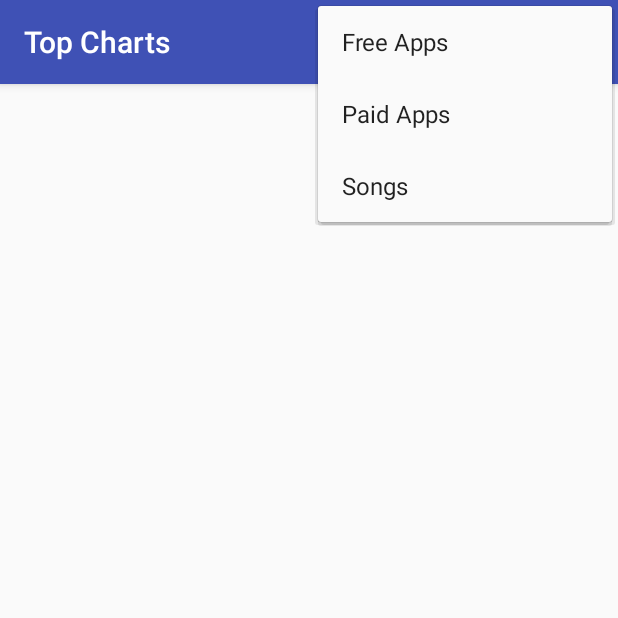
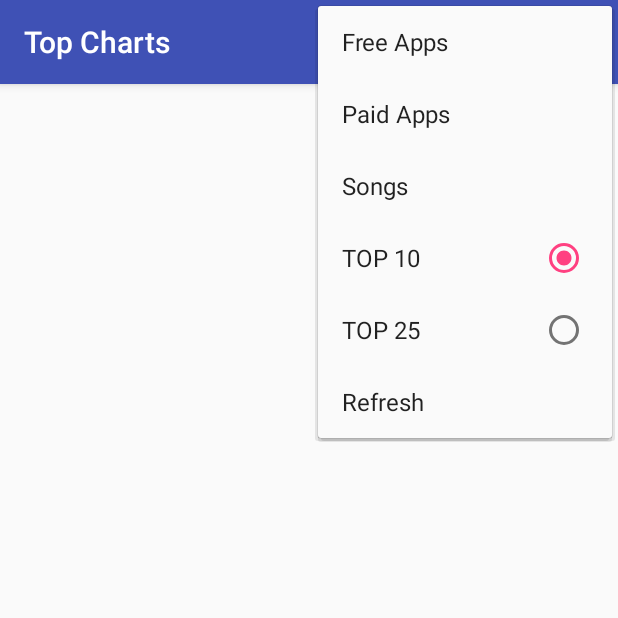
Before and after one commit to gongchenpsvm/TopCharts, an Android app: the screen it shows after launch (MainActivity), with the options menu open, on a phone screen of 412 x 824 dp, the top half of it. Run offline under Robolectric (Android 15) with nearby library versions, the phone set to English and light mode, and no system bars.

Commit message:
Implement a group at menu, add check to prevent repeated download, and add data preservation

```diff
--- a/app/src/main/java/chen/gong/topcharts/MainActivity.java
+++ b/app/src/main/java/chen/gong/topcharts/MainActivity.java
@@ -19,6 +19,11 @@ import java.net.URL;
 public class MainActivity extends AppCompatActivity {
     private static final String TAG = "MainActivity";
     private ListView listApps;
+    private String feedUrl = "http://ax.itunes.apple.com/WebObjects/MZStoreServices.woa/ws/RSS/topfreeapplications/limit=%d/xml";
+    private int feedLimit = 10;
+    private String feedCachedUrl = "INVALIDATED";
+    public static final String STATE_URL = "feedUrl";
+    public static final String STATE_LIMIT = "feedLimit";
 
     @Override
     protected void onCreate(Bundle savedInstanceState) {
@@ -30,41 +35,74 @@ public class MainActivity extends AppCompatActivity {
 //        downloadData.execute("http://ax.itunes.apple.com/WebObjects/MZStoreServices.woa/ws/RSS/toppaidapplications/limit=10/xml");
 //        //Pass to doInBackground() and downloadXML()
 //        Log.d(TAG,"onCreate:done");//NOTE print before downloadData above finished
-        downloadUrl("http://ax.itunes.apple.com/WebObjects/MZStoreServices.woa/ws/RSS/topfreeapplications/limit=10/xml");
+        if (savedInstanceState != null){//If opened before, retrieve
+            feedUrl = savedInstanceState.getString(STATE_URL);
+            feedLimit = savedInstanceState.getInt(STATE_LIMIT);
+        }
+        downloadUrl(String.format(feedUrl,feedLimit));
     }
 
     @Override
     public boolean onCreateOptionsMenu(Menu menu) {
         getMenuInflater().inflate(R.menu.feeds_menu, menu);
+        if (feedLimit == 10){
+            menu.findItem(R.id.menu10).setChecked(true);
+        } else{
+            menu.findItem(R.id.menu25).setChecked(true);
+        }
         return true;
     }
 
     @Override
     public boolean onOptionsItemSelected(MenuItem item) {
         int id = item.getItemId();
-        String feedUrl;
+//        String feedUrl;
         switch (id){
             case R.id.menuFree:
-                feedUrl = "http://ax.itunes.apple.com/WebObjects/MZStoreServices.woa/ws/RSS/topfreeapplications/limit=10/xml";
+                feedUrl = "http://ax.itunes.apple.com/WebObjects/MZStoreServices.woa/ws/RSS/topfreeapplications/limit=%d/xml";
                 break;
             case R.id.menuPaid:
-                feedUrl = "http://ax.itunes.apple.com/WebObjects/MZStoreServices.woa/ws/RSS/toppaidapplications/limit=10/xml";
+                feedUrl = "http://ax.itunes.apple.com/WebObjects/MZStoreServices.woa/ws/RSS/toppaidapplications/limit=%d/xml";
                 break;
             case R.id.menuSongs:
-                feedUrl = "http://ax.itunes.apple.com/WebObjects/MZStoreServices.woa/ws/RSS/topsongs/limit=10/xml";
+                feedUrl = "http://ax.itunes.apple.com/WebObjects/MZStoreServices.woa/ws/RSS/topsongs/limit=%d/xml";
+                break;
+            case R.id.menu10:
+            case R.id.menu25:
+                if (!item.isChecked()){
+                    item.setChecked(true);
+                    feedLimit = 35 - feedLimit;
+                    Log.d(TAG, "onOptionsItemSelected: " + item.getTitle() + " setting feedLimit to " + feedLimit);
+                } else {
+                    Log.d(TAG, "onOptionsItemSelected: " + item.getTitle() + " feedLimit unchanged ");
+                }
+                break;
+            case R.id.menuRefresh:
+                feedCachedUrl = "INVALIDATED";
                 break;
             default:
                 return super.onOptionsItemSelected(item);
         }
-        downloadUrl(feedUrl);
+        downloadUrl(String.format(feedUrl,feedLimit));
         return true;
     }
+
+    @Override
+    protected void onSaveInstanceState(Bundle outState) {
+        outState.putString(STATE_URL, feedUrl);
+        outState.putInt(STATE_LIMIT, feedLimit);
+        super.onSaveInstanceState(outState);
+    }
+
     private void downloadUrl(String feedUrl){
-        Log.d(TAG,"downloadUrl:starting Asynctask");
-        DownloadData downloadData = new DownloadData();
-        downloadData.execute(feedUrl);
-        //Pass to doInBackground() and downloadXML()
-        Log.d(TAG,"downloadUrl:done");//NOTE print before downloadData above finished
+        if (!feedUrl.equalsIgnoreCase(feedCachedUrl)) {//If different, download
+            Log.d(TAG, "downloadUrl:starting Asynctask");
+            DownloadData downloadData = new DownloadData();
+            downloadData.execute(feedUrl);
+            //Pass to doInBackground() and downloadXML()
+            feedCachedUrl = feedUrl;
+            Log.d(TAG, "downloadUrl:done");//NOTE print before downloadData above finished
+        }
     }
 
     private class DownloadData extends AsyncTask<String, Void, String>{
--- a/app/src/main/res/menu/feeds_menu.xml
+++ b/app/src/main/res/menu/feeds_menu.xml
@@ -8,4 +8,14 @@
         android:id="@+id/menuPaid" />
     <item android:title="Songs"
         android:id="@+id/menuSongs" />
+    <group android:id="@+id/mnugrpLimit"
+        android:checkableBehavior="single">
+        <item android:title="TOP 10"
+            android:id="@+id/menu10"
+            android:checked="true" />
+        <item android:title="TOP 25"
+            android:id="@+id/menu25" />
+    </group>
+    <item android:title="Refresh"
+        android:id="@+id/menuRefresh" />
 </menu>
```
